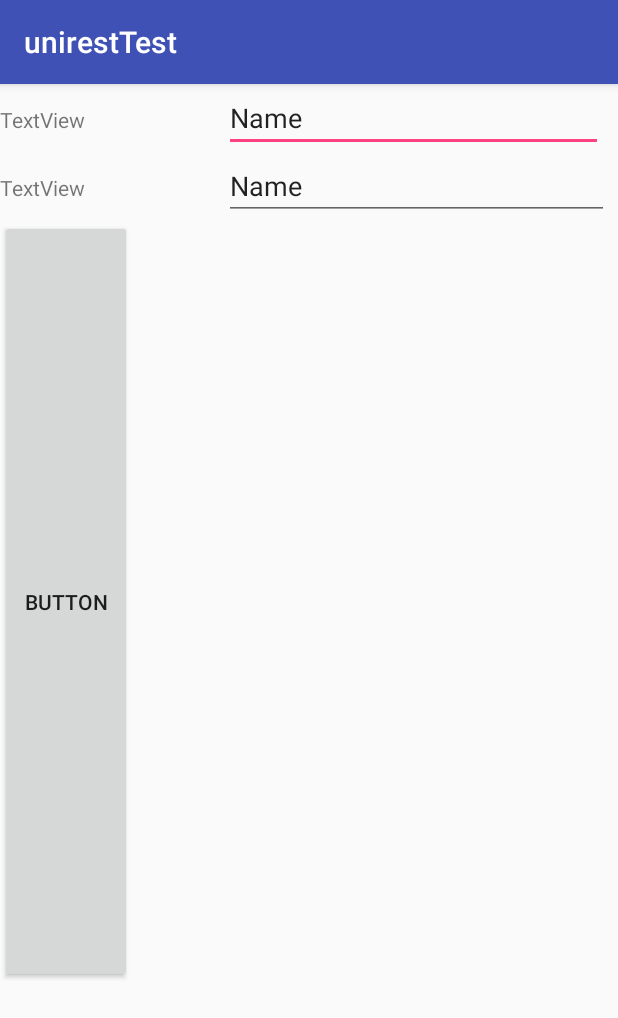
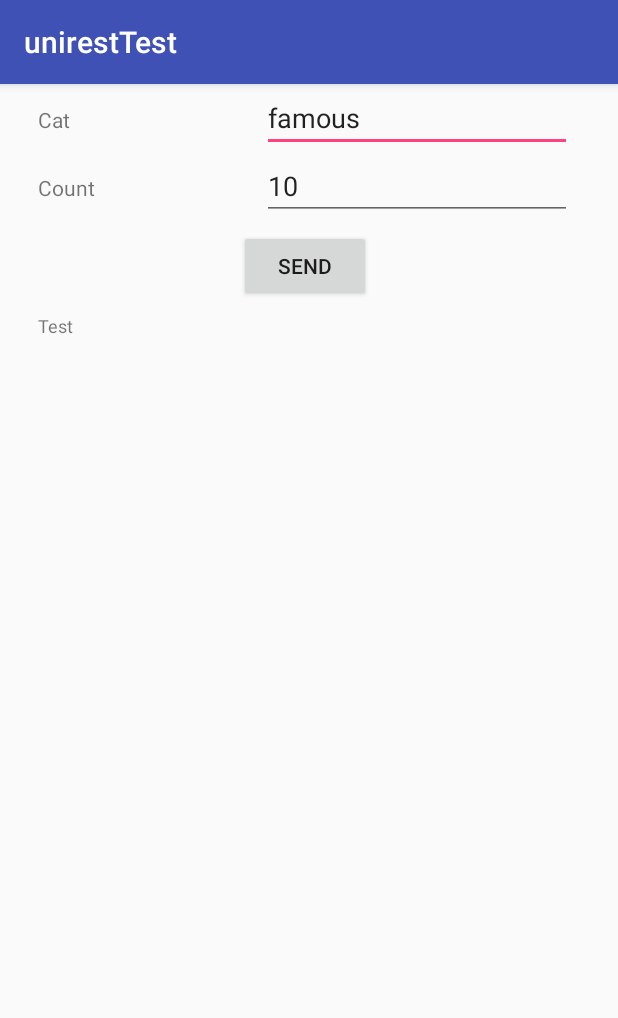
Before and after one commit to IvanLarsson/Test, an Android app: the screen it shows after launch (MainActivity), on a phone screen of 412 x 824 dp. Shown: the top 1018 px of the screen. Run offline under Robolectric (Android 15) with nearby library versions, the phone set to English and light mode, and no system bars.

Commit message:
Gui done

```diff
--- a/MyApplication/app/src/main/java/larsson/uniresttest/MainActivity.java
+++ b/MyApplication/app/src/main/java/larsson/uniresttest/MainActivity.java
@@ -1,13 +1,38 @@
 package larsson.uniresttest;
 
+import android.content.Context;
+import android.os.Bundle;
 import android.support.v7.app.AppCompatActivity;
-import android.os.Bundle;
+import android.view.View;
+import android.widget.Button;
+import android.widget.EditText;
+import android.widget.Toast;
 
 public class MainActivity extends AppCompatActivity {
+    private Button btnSend;
+    private EditText etCat;
+    private EditText etCount;
 
     @Override
     protected void onCreate(Bundle savedInstanceState) {
         super.onCreate(savedInstanceState);
         setContentView(R.layout.activity_main);
+
+        btnSend = (Button)findViewById(R.id.btnSend);
+        etCat = (EditText)findViewById(R.id.etCat);
+        etCount = (EditText)findViewById(R.id.etCount);
+
+        btnSend.setOnClickListener(new View.OnClickListener() {
+            public void onClick(View v) {
+
+                Context context = getApplicationContext();
+                CharSequence text = "Cat: " + etCat.getText()+"\nCount: "+ etCount.getText();
+                int duration = Toast.LENGTH_SHORT;
+
+                Toast toast = Toast.makeText(context, text, duration);
+                toast.show();
+
+            }
+        });
     }
 }
--- a/MyApplication/app/src/main/res/layout/activity_main.xml
+++ b/MyApplication/app/src/main/res/layout/activity_main.xml
@@ -7,10 +7,16 @@
     tools:context="larsson.uniresttest.MainActivity">
 
     <LinearLayout
-        android:layout_width="402dp"
-        android:layout_height="599dp"
+        android:layout_width="356dp"
+        android:layout_height="506dp"
+        android:layout_marginEnd="8dp"
+        android:layout_marginLeft="8dp"
+        android:layout_marginRight="8dp"
+        android:layout_marginStart="8dp"
         android:orientation="vertical"
-        tools:layout_editor_absoluteX="4dp"
+        app:layout_constraintHorizontal_bias="0.428"
+        app:layout_constraintLeft_toLeftOf="parent"
+        app:layout_constraintRight_toRightOf="parent"
         tools:layout_editor_absoluteY="2dp">
 
         <LinearLayout
@@ -24,51 +30,65 @@
                 android:id="@+id/textView5"
                 android:layout_width="149dp"
                 android:layout_height="wrap_content"
-                android:text="TextView" />
+                android:text="Cat" />
 
             <EditText
-                android:id="@+id/editText6"
+                android:id="@+id/etCat"
                 android:layout_width="match_parent"
                 android:layout_height="wrap_content"
                 android:ems="10"
-                android:inputType="textPersonName"
+                android:inputType="text"
                 android:selectAllOnFocus="false"
                 android:singleLine="false"
-                android:text="Name" />
+                android:text="famous" />
 
         </LinearLayout>
 
         <LinearLayout
-            android:layout_width="409dp"
+            android:layout_width="match_parent"
             android:layout_height="wrap_content"
             android:orientation="horizontal"
+            android:weightSum="1"
             tools:layout_editor_absoluteX="0dp"
             tools:layout_editor_absoluteY="5dp">
 
             <TextView
-                android:id="@+id/textView5"
+                android:id="@+id/tvCount"
                 android:layout_width="149dp"
                 android:layout_height="wrap_content"
-                android:text="TextView" />
+                android:text="Count" />
 
             <EditText
-                android:id="@+id/editText6"
+                android:id="@+id/etCount"
                 android:layout_width="match_parent"
                 android:layout_height="wrap_content"
                 android:ems="10"
-                android:inputType="textPersonName"
+                android:inputType="number"
                 android:selectAllOnFocus="false"
                 android:singleLine="false"
-                android:text="Name" />
+                android:text="10" />
 
         </LinearLayout>
 
-        <Button
-            android:id="@+id/button2"
-            android:layout_width="wrap_content"
+        <RelativeLayout
+            android:layout_width="match_parent"
+            android:layout_height="62dp">
+
+            <Button
+                android:id="@+id/btnSend"
+                android:layout_width="wrap_content"
+                android:layout_height="wrap_content"
+                android:layout_centerHorizontal="true"
+                android:layout_centerVertical="true"
+                android:text="Send" />
+        </RelativeLayout>
+
+        <TextView
+            android:id="@+id/tvBox"
+            android:layout_width="match_parent"
             android:layout_height="match_parent"
-            android:layout_weight="1"
-            android:text="Button" />
+            android:text="Test"
+            android:textSize="12sp" />
 
     </LinearLayout>
 
```
